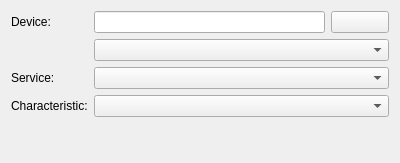
Old version of the form biogui/resources/ble_data_source_config_widget.ui in the repository Mere226/biogui.
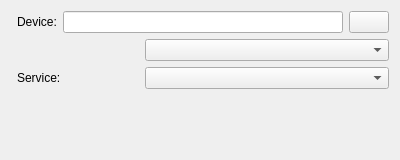
New version of the form. Icons and pictures are not drawn.

Commit message: Implemented prefill and removed characteristics combobox

```diff
--- a/biogui/resources/ble_data_source_config_widget.ui
+++ b/biogui/resources/ble_data_source_config_widget.ui
@@ -7,7 +7,7 @@
     <x>0</x>
     <y>0</y>
     <width>400</width>
-    <height>163</height>
+    <height>160</height>
    </rect>
   </property>
   <property name="windowTitle">
@@ -17,7 +17,9 @@
    <property name="labelAlignment">
     <set>Qt::AlignmentFlag::AlignLeading|Qt::AlignmentFlag::AlignLeft|Qt::AlignmentFlag::AlignVCenter</set>
    </property>
-   <item row="0" column="0">
+   <item row="0" column="1">
+    <layout class="QHBoxLayout" name="row1Layout" stretch="1,10,1">
+     <item>
     <widget class="QLabel" name="label1">
      <property name="text">
       <string>Device:</string>
@@ -27,8 +29,6 @@
      </property>
     </widget>
    </item>
-   <item row="0" column="1">
-    <layout class="QHBoxLayout" name="row1Layout" stretch="4,1">
      <item>
       <widget class="QLineEdit" name="lineEditName"/>
      </item>
@@ -45,9 +45,22 @@
     </layout>
    </item>
    <item row="1" column="1">
+    <layout class="QHBoxLayout" name="row2Layout" stretch="1,2">
+     <item>
+      <widget class="QLabel" name="label">
+       <property name="text">
+        <string/>
+       </property>
+      </widget>
+     </item>
+     <item>
     <widget class="QComboBox" name="comboBoxName"/>
    </item>
-   <item row="2" column="0">
+    </layout>
+   </item>
+   <item row="2" column="1">
+    <layout class="QHBoxLayout" name="row3Layout" stretch="1,2">
+     <item>
     <widget class="QLabel" name="label2">
      <property name="text">
       <string>Service:</string>
@@ -57,28 +70,10 @@
      </property>
     </widget>
    </item>
-   <item row="2" column="1">
+     <item>
     <widget class="QComboBox" name="comboBoxService"/>
    </item>
-   <item row="3" column="0">
-    <widget class="QLabel" name="label3">
-     <property name="text">
-      <string>Characteristic:</string>
-     </property>
-     <property name="alignment">
-      <set>Qt::AlignmentFlag::AlignLeading|Qt::AlignmentFlag::AlignLeft|Qt::AlignmentFlag::AlignVCenter</set>
-     </property>
-    </widget>
-   </item>
-   <item row="3" column="1">
-    <widget class="QComboBox" name="comboBoxCharacteristic"/>
-   </item>
-   <item row="1" column="0">
-    <widget class="QLabel" name="label">
-     <property name="text">
-      <string/>
-     </property>
-    </widget>
+    </layout>
    </item>
   </layout>
  </widget>
```
Lines whose indentation alone changed are shown as unchanged. The commit also changes 2 other files.
